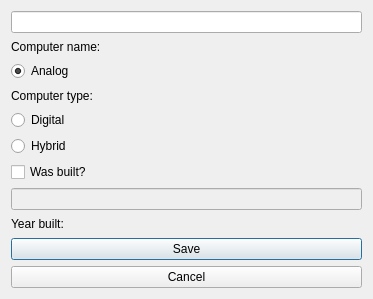
stefanv15/verklegtNamskeid_skil3, file computeradd.ui: the form before one commit.
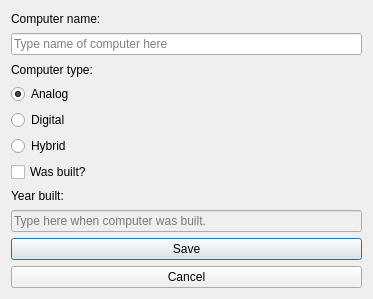
The form after the commit.

Commit message: add click, edit click og allskonar

The edit to the form file:
```diff
--- a/computeradd.ui
+++ b/computeradd.ui
@@ -14,9 +14,6 @@
    <string>Add new Computer</string>
   </property>
   <layout class="QVBoxLayout" name="verticalLayout">
-   <item>
-    <widget class="QLineEdit" name="editComputerName"/>
-   </item>
    <item>
     <widget class="QLabel" name="label">
      <property name="text">
@@ -24,6 +21,20 @@
      </property>
     </widget>
    </item>
+   <item>
+    <widget class="QLineEdit" name="editComputerName">
+     <property name="placeholderText">
+      <string>Type name of computer here</string>
+     </property>
+    </widget>
+   </item>
+   <item>
+    <widget class="QLabel" name="label_2">
+     <property name="text">
+      <string>Computer type:</string>
+     </property>
+    </widget>
+   </item>
    <item>
     <widget class="QRadioButton" name="radioAnalog">
      <property name="text">
@@ -34,13 +45,6 @@
      </property>
     </widget>
    </item>
-   <item>
-    <widget class="QLabel" name="label_2">
-     <property name="text">
-      <string>Computer type:</string>
-     </property>
-    </widget>
-   </item>
    <item>
     <widget class="QRadioButton" name="radioDigital">
      <property name="text">
@@ -68,13 +72,6 @@
      </property>
     </widget>
    </item>
-   <item>
-    <widget class="QLineEdit" name="editYearBuilt">
-     <property name="enabled">
-      <bool>false</bool>
-     </property>
-    </widget>
-   </item>
    <item>
     <widget class="QLabel" name="label_4">
      <property name="text">
@@ -82,6 +79,16 @@
      </property>
     </widget>
    </item>
+   <item>
+    <widget class="QLineEdit" name="editYearBuilt">
+     <property name="enabled">
+      <bool>false</bool>
+     </property>
+     <property name="placeholderText">
+      <string>Type here when computer was built.</string>
+     </property>
+    </widget>
+   </item>
    <item>
     <widget class="QPushButton" name="buttonOK">
      <property name="text">
```
The commit also changes 11 other files.
